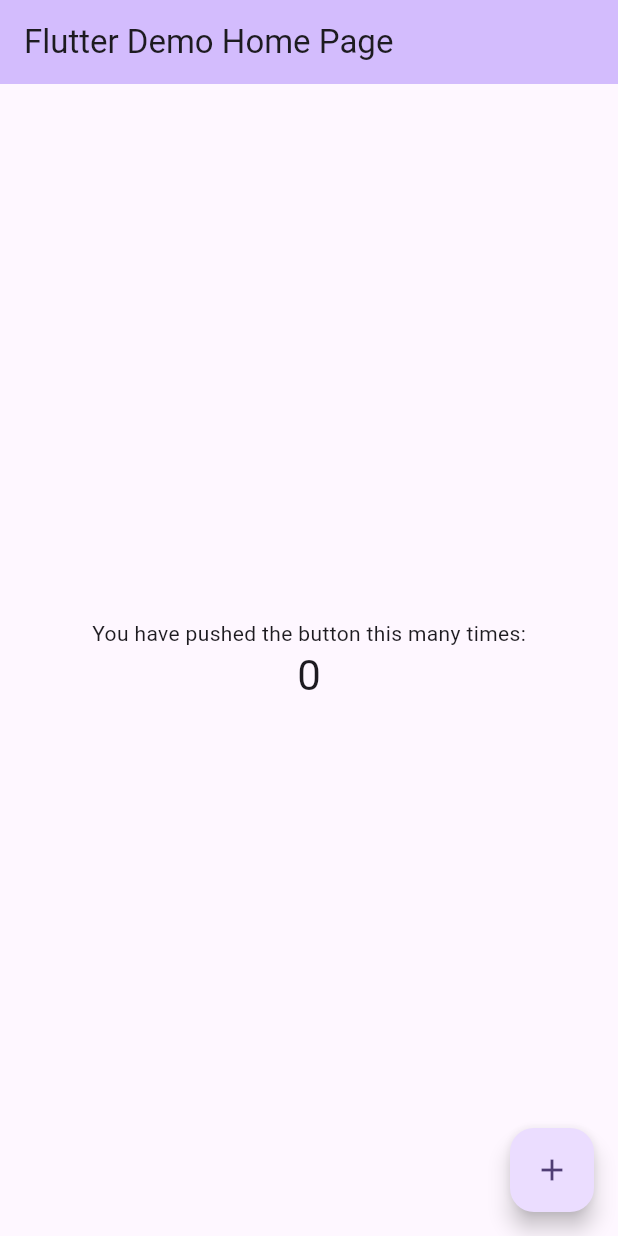
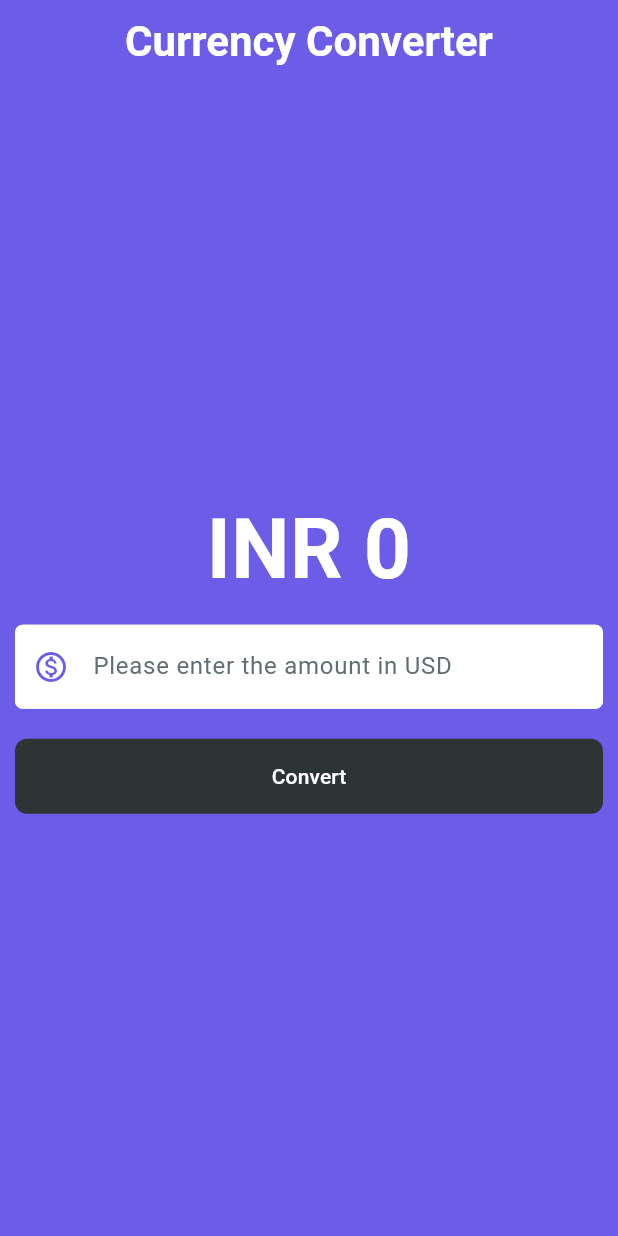
Before and after one commit to surajpsk12/CurrencyConverter-Flutter, a Flutter app: the screen it shows after launch, on a phone screen of 412 x 824 dp. Run offline on Flutter 3.47's test engine with Material 3 defaults, Android fonts, the phone set to English and light mode, and no system bars.

Commit message:
app updated

```diff
--- /dev/null
+++ b/lib/currency_converter_material_page.dart
@@ -0,0 +1,111 @@
+import 'package:flutter/material.dart';
+
+class CurrencyConverterMaterialPage extends StatefulWidget { // stateful widgets allows to change but stateless widgets do not
+  const CurrencyConverterMaterialPage({super.key});
+  @override
+  State<CurrencyConverterMaterialPage> createState() => _CurrencyConverterMaterialPageState();
+}
+
+class _CurrencyConverterMaterialPageState extends State<CurrencyConverterMaterialPage> {
+  @override
+  void initState() {
+    super.initState();
+  }
+
+  void convert(){
+    result = double.parse(textEditingController.text)*86;
+    setState(() {});
+  }
+
+  double result = 0;
+  final TextEditingController textEditingController  = TextEditingController(); // to detect changes in text field
+
+  @override
+  Widget build(BuildContext context) {
+    final border = OutlineInputBorder(
+      borderSide: const BorderSide(
+        width: 2.0,
+        style: BorderStyle.solid,
+        color: Colors.white,
+      ),
+      borderRadius: BorderRadius.circular(5),
+    );
+    return  Scaffold(
+        backgroundColor: Color(0xFF6C5CE7), // Modern purple background
+        appBar: AppBar(
+          backgroundColor: Color(0xFF6C5CE7), // Same purple for app bar
+          elevation: 0,
+          title: Center(
+            child: Text('Currency Converter',style:TextStyle(
+              color: Colors.white,
+              fontWeight: FontWeight.bold,
+              fontSize: 28,
+            ),
+            ),
+          ),
+        ),
+        body: Center(
+          child: Column(
+            mainAxisAlignment: MainAxisAlignment.center,
+            children: [ // all children in screen or widgets
+              Text( // text or result field
+                  'INR ${result != 0 ? result.toStringAsFixed(2):result.toStringAsFixed(0)}' ,// set result to result text to show answers
+                  style:const TextStyle(
+                      fontSize: 55,
+                      fontWeight: FontWeight.bold,
+                      color: Colors.white
+                  )
+              ),
+              Padding(
+                padding: const EdgeInsets.all(10.0),
+                child: TextField(// input field , take input from user
+                  controller: textEditingController, // record changes or text from this input field
+                  style: const TextStyle(
+                      color: Color(0xFF2D3436) // Dark text in input
+                  ),
+                  decoration: InputDecoration(
+                    hintText: 'Please enter the amount in USD',
+                    hintStyle: const TextStyle(
+                        color: Color(0xFF636e72) // Gray hint text
+                    ),
+                    prefixIcon: const Icon(Icons.monetization_on_outlined),
+                    prefixIconColor: Color(0xFF6C5CE7), // Purple icon
+                    filled: true,
+                    fillColor: Colors.white, // White input field
+                    focusedBorder: border,
+                    enabledBorder: border,
+                  ),
+                  keyboardType: const TextInputType.numberWithOptions(
+                    decimal: true,
+                  ),
+                ),
+              ),
+              // buttons in ui
+              Padding(
+                padding: const EdgeInsets.all(10.0),
+                child: TextButton(
+                  onPressed: () {
+                    convert(); // calling function on click
+                  },
+                  style: TextButton.styleFrom(
+                    backgroundColor: Color(0xFF2D3436), // Dark gray button
+                    foregroundColor: Colors.white,
+                    minimumSize: const Size(double.infinity, 50),
+                    shape: RoundedRectangleBorder(
+                      borderRadius: BorderRadius.circular(8),
+                    ),
+                  ),
+                  child: const Text('Convert'),
+                ),
+              ),
+            ],
+          ),
+        )
+    );
+  }
+  @override
+  void dispose() {
+    textEditingController.dispose();
+    super.dispose();
+  }
+}
--- a/lib/main.dart
+++ b/lib/main.dart
@@ -1,3 +1,6 @@
+import 'package:currency_converter/currency_converter_cupertino_page.dart';
+import 'package:currency_converter/currency_converter_material_page.dart';
+import 'package:flutter/cupertino.dart';
 import 'package:flutter/material.dart';
 
 void main() {
@@ -7,116 +10,21 @@ void main() {
 class MyApp extends StatelessWidget {
   const MyApp({super.key});
 
-  // This widget is the root of your application.
   @override
-  Widget build(BuildContext context) {
-    return MaterialApp(
-      title: 'Flutter Demo',
-      theme: ThemeData(
-        // This is the theme of your application.
-        //
-        // TRY THIS: Try running your application with "flutter run". You'll see
-        // the application has a purple toolbar. Then, without quitting the app,
-        // try changing the seedColor in the colorScheme below to Colors.green
-        // and then invoke "hot reload" (save your changes or press the "hot
-        // reload" button in a Flutter-supported IDE, or press "r" if you used
-        // the command line to start the app).
-        //
-        // Notice that the counter didn't reset back to zero; the application
-        // state is not lost during the reload. To reset the state, use hot
-        // restart instead.
-        //
-        // This works for code too, not just values: Most code changes can be
-        // tested with just a hot reload.
-        colorScheme: ColorScheme.fromSeed(seedColor: Colors.deepPurple),
-      ),
-      home: const MyHomePage(title: 'Flutter Demo Home Page'),
+  Widget build(BuildContext context ){
+    return const MaterialApp(
+      home: CurrencyConverterMaterialPage(),
     );
   }
 }
 
-class MyHomePage extends StatefulWidget {
-  const MyHomePage({super.key, required this.title});
-
-  // This widget is the home page of your application. It is stateful, meaning
-  // that it has a State object (defined below) that contains fields that affect
-  // how it looks.
-
-  // This class is the configuration for the state. It holds the values (in this
-  // case the title) provided by the parent (in this case the App widget) and
-  // used by the build method of the State. Fields in a Widget subclass are
-  // always marked "final".
-
-  final String title;
-
-  @override
-  State<MyHomePage> createState() => _MyHomePageState();
-}
-
-class _MyHomePageState extends State<MyHomePage> {
-  int _counter = 0;
-
-  void _incrementCounter() {
-    setState(() {
-      // This call to setState tells the Flutter framework that something has
-      // changed in this State, which causes it to rerun the build method below
-      // so that the display can reflect the updated values. If we changed
-      // _counter without calling setState(), then the build method would not be
-      // called again, and so nothing would appear to happen.
-      _counter++;
-    });
-  }
+class MyCupertinoApp extends StatelessWidget {
+  const MyCupertinoApp({super.key});
 
   @override
   Widget build(BuildContext context) {
-    // This method is rerun every time setState is called, for instance as done
-    // by the _incrementCounter method above.
-    //
-    // The Flutter framework has been optimized to make rerunning build methods
-    // fast, so that you can just rebuild anything that needs updating rather
-    // than having to individually change instances of widgets.
-    return Scaffold(
-      appBar: AppBar(
-        // TRY THIS: Try changing the color here to a specific color (to
-        // Colors.amber, perhaps?) and trigger a hot reload to see the AppBar
-        // change color while the other colors stay the same.
-        backgroundColor: Theme.of(context).colorScheme.inversePrimary,
-        // Here we take the value from the MyHomePage object that was created by
-        // the App.build method, and use it to set our appbar title.
-        title: Text(widget.title),
-      ),
-      body: Center(
-        // Center is a layout widget. It takes a single child and positions it
-        // in the middle of the parent.
-        child: Column(
-          // Column is also a layout widget. It takes a list of children and
-          // arranges them vertically. By default, it sizes itself to fit its
-          // children horizontally, and tries to be as tall as its parent.
-          //
-          // Column has various properties to control how it sizes itself and
-          // how it positions its children. Here we use mainAxisAlignment to
-          // center the children vertically; the main axis here is the vertical
-          // axis because Columns are vertical (the cross axis would be
-          // horizontal).
-          //
-          // TRY THIS: Invoke "debug painting" (choose the "Toggle Debug Paint"
-          // action in the IDE, or press "p" in the console), to see the
-          // wireframe for each widget.
-          mainAxisAlignment: MainAxisAlignment.center,
-          children: <Widget>[
-            const Text('You have pushed the button this many times:'),
-            Text(
-              '$_counter',
-              style: Theme.of(context).textTheme.headlineMedium,
-            ),
-          ],
-        ),
-      ),
-      floatingActionButton: FloatingActionButton(
-        onPressed: _incrementCounter,
-        tooltip: 'Increment',
-        child: const Icon(Icons.add),
-      ), // This trailing comma makes auto-formatting nicer for build methods.
+    return const CupertinoApp(
+      home: CurrencyConverterCupertinoPage(),
     );
   }
 }
```
Also changed, not shown: lib/currency_converter_cupertino_page.dart (added, +81 -0 lines).
